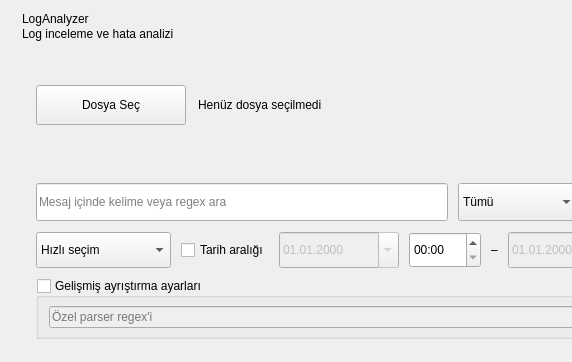
Qt form src/ui/mainwindow.ui (enestkt/log-analyzer) before a commit; both pictures show x 0 to 572 and y 0 to 362 of the 1280 by 820 pixel window.
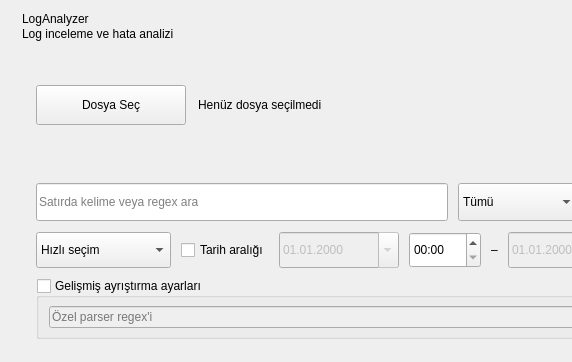
The same form after that commit.

Diff of the .ui file:
```diff
--- a/src/ui/mainwindow.ui
+++ b/src/ui/mainwindow.ui
@@ -240,7 +240,7 @@
             </size>
            </property>
            <property name="placeholderText">
-            <string>Mesaj içinde kelime veya regex ara</string>
+            <string>Satırda kelime veya regex ara</string>
            </property>
            <property name="clearButtonEnabled">
             <bool>true</bool>
```
